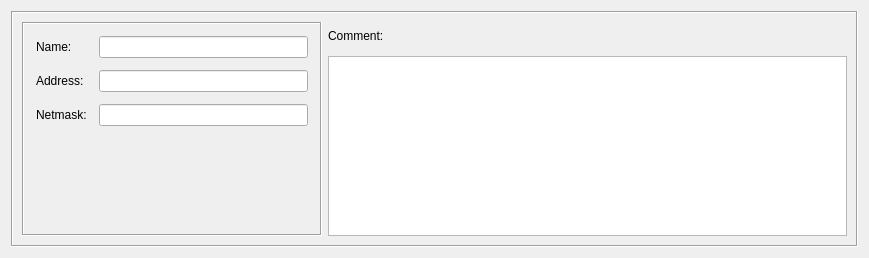
Qt form src/gui/networkdialog_q.ui (fwbuilder/fwbuilder) before a commit.
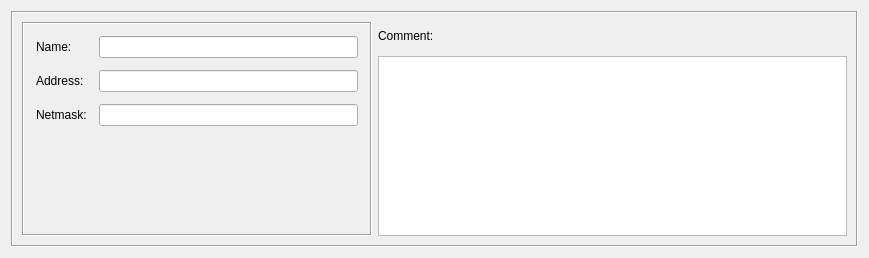
The same form after that commit.

What changed in the file:
```diff
--- a/src/gui/networkdialog_q.ui
+++ b/src/gui/networkdialog_q.ui
@@ -47,13 +47,13 @@
         </property>
         <property name="minimumSize" >
          <size>
-          <width>300</width>
+          <width>350</width>
           <height>0</height>
          </size>
         </property>
         <property name="maximumSize" >
          <size>
-          <width>300</width>
+          <width>350</width>
           <height>16777215</height>
          </size>
         </property>
```
Left out of the diff: 1 changed line with no effect on the pictures.
